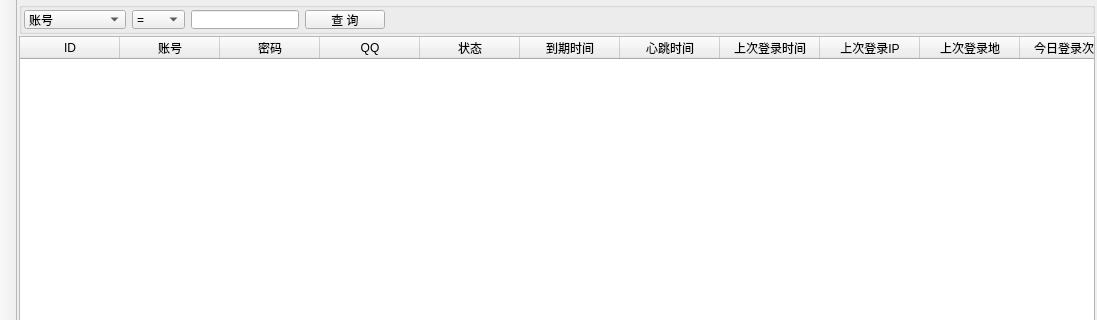
Above: server/ui/wnd_server.ui from decenfrontier/PyNetAuth before the change; both pictures show x 0 to 1097 and y 0 to 320 of the 1097 by 633 pixel window. Below: the same form after it.
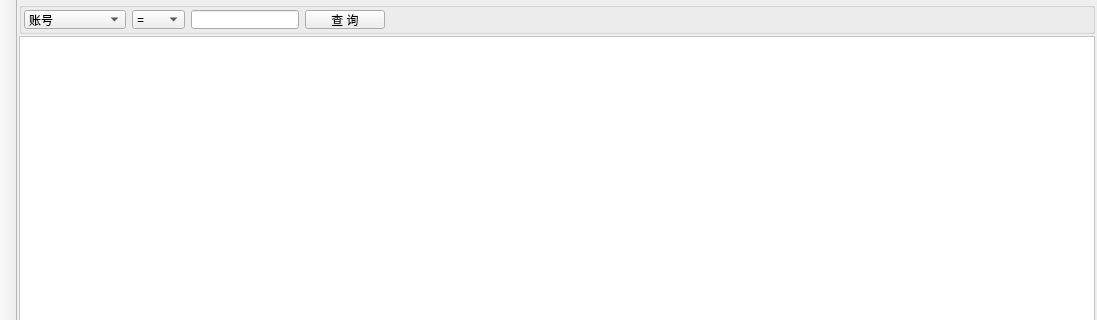
That is the form after the change. The open tabs and pages were chosen to show the change.

What changed in the file:
```diff
--- a/server/ui/wnd_server.ui
+++ b/server/ui/wnd_server.ui
@@ -13,6 +13,22 @@
   <property name="windowTitle">
    <string>YZ网络验证-服务端</string>
   </property>
+  <property name="styleSheet">
+   <string notr="true">    * {
+        font-size: 12px;
+        font-family: &quot;Microsoft YaHei&quot;;
+    }
+    QTableView {
+        background: white;
+        selection-color: #000000;
+	    selection-background-color: #c4e1d2;  
+        gridline-color: rgb(213, 213, 213); 
+        alternate-background-color: rgb(243, 246, 249);
+    }
+    QTableView::item:hover	{
+	    background-color: #a1b1c9;
+    }</string>
+  </property>
   <property name="toolButtonStyle">
    <enum>Qt::ToolButtonTextUnderIcon</enum>
   </property>
@@ -565,7 +581,7 @@
              <number>0</number>
             </property>
             <attribute name="horizontalHeaderVisible">
-             <bool>true</bool>
+             <bool>false</bool>
             </attribute>
             <attribute name="horizontalHeaderStretchLastSection">
              <bool>true</bool>
```
Left out of the diff: 2 changed lines with no effect on the pictures.
